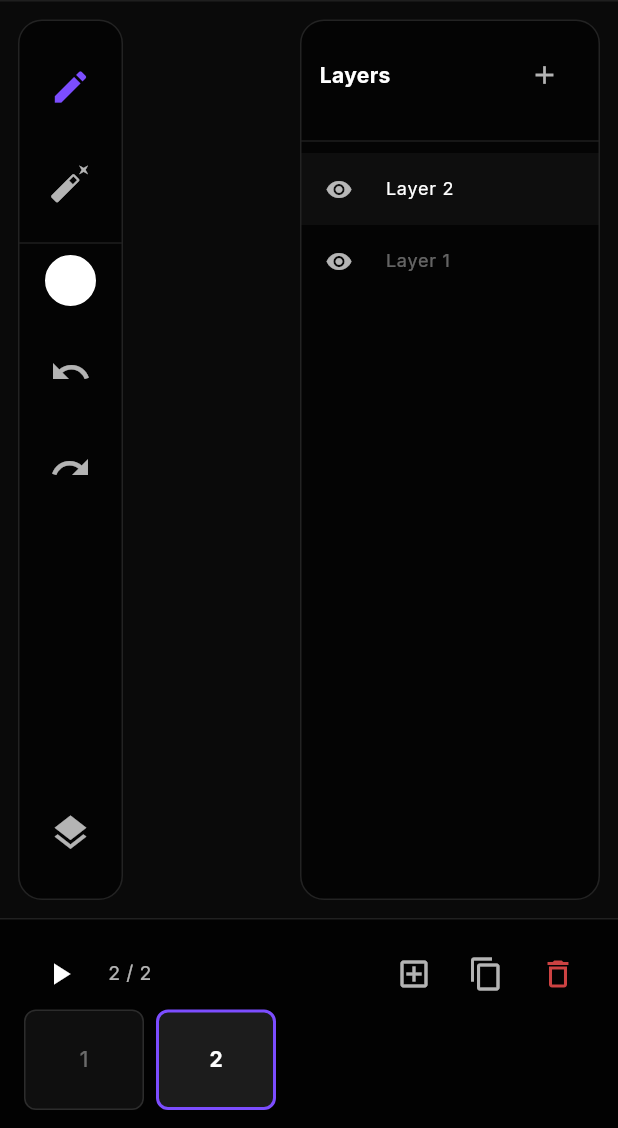
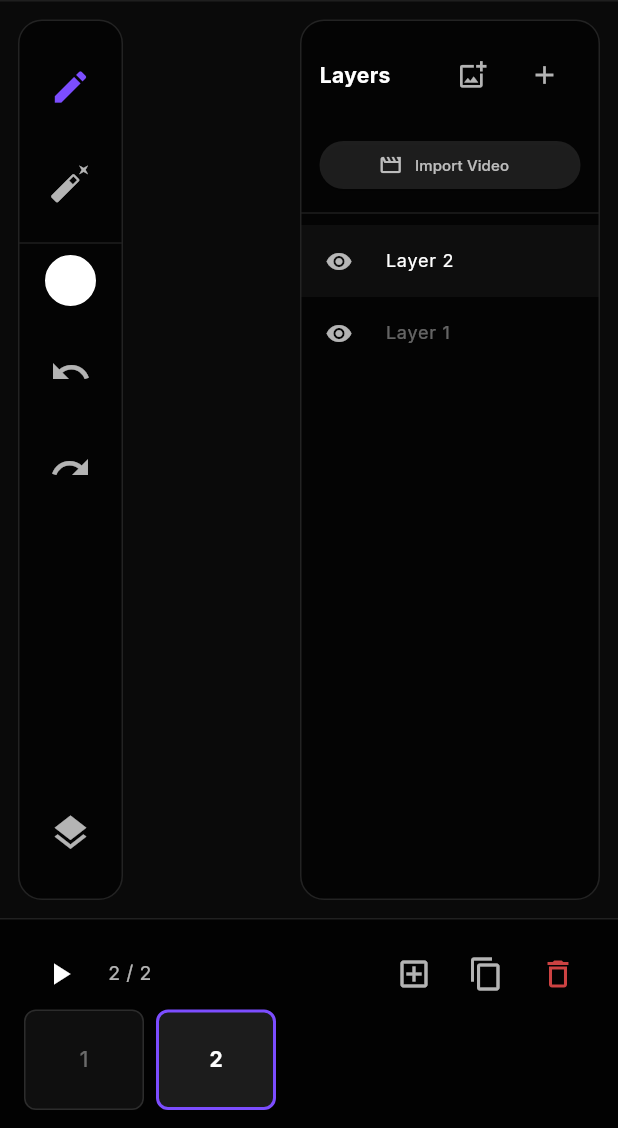
Before and after one commit to christian759/animate, a Flutter app: the screen it shows after launch, item 2 of the bottom bar chosen, after a tap on the "add" icon, on a phone screen of 412 x 824 dp, the part 108-1236 px from its top. Run offline on Flutter 3.47's test engine with Material 3 defaults, Android fonts, the phone set to English and light mode, and no system bars; our stand-ins replace flutter_colorpicker, google_fonts, image_picker; missing offline and left inert: media_kit.

Commit message:
feat: add media import services to convert images and videos into sketch layers

```diff
--- a/lib/main.dart
+++ b/lib/main.dart
@@ -8,7 +8,11 @@ import 'ui/widgets/timeline.dart';
 import 'ui/widgets/layer_panel.dart';
 import 'ui/widgets/export_dialog.dart';
 
+import 'package:media_kit/media_kit.dart';
+
 void main() {
+  WidgetsFlutterBinding.ensureInitialized();
+  MediaKit.ensureInitialized();
   runApp(
     ChangeNotifierProvider(
       create: (context) => ProjectProvider(),
--- a/lib/models/models.dart
+++ b/lib/models/models.dart
@@ -1,4 +1,5 @@
 import 'dart:typed_data';
+import 'dart:ui' as ui;
 import 'package:flutter/material.dart';
 import 'package:uuid/uuid.dart';
 
@@ -32,6 +33,7 @@ class AnimationLayer {
   bool isVisible;
   double opacity;
   Uint8List? sketchData; // Line-art bitmap data
+  ui.Image? decodedImage; // Transient decoded image for rendering
 
   AnimationLayer({
     String? id,
@@ -40,6 +42,7 @@ class AnimationLayer {
     this.isVisible = true,
     this.opacity = 1.0,
     this.sketchData,
+    this.decodedImage,
   })  : id = id ?? const Uuid().v4(),
         paths = paths ?? [];
 
@@ -49,6 +52,7 @@ class AnimationLayer {
     double? opacity,
     List<DrawnPath>? paths,
     Uint8List? sketchData,
+    ui.Image? decodedImage,
   }) {
     return AnimationLayer(
       id: id,
@@ -57,6 +61,7 @@ class AnimationLayer {
       opacity: opacity ?? this.opacity,
       paths: paths ?? List.from(this.paths),
       sketchData: sketchData ?? this.sketchData,
+      decodedImage: decodedImage ?? this.decodedImage,
     );
   }
 
@@ -67,7 +72,6 @@ class AnimationLayer {
       'isVisible': isVisible,
       'opacity': opacity,
       'paths': paths.map((p) => p.toJson()).toList(),
-      // Avoiding big blobs in JSON for now, but sketchData could be base64 if needed
     };
   }
 }
--- a/lib/ui/canvas_painter.dart
+++ b/lib/ui/canvas_painter.dart
@@ -21,12 +21,10 @@ class CanvasPainter extends CustomPainter {
   @override
   void paint(Canvas canvas, Size size) {
     // 1. Draw Onion Skin (Previous Frame)
-        if (showOnionSkin && previousFrame != null) {
+    if (showOnionSkin && previousFrame != null) {
       for (var layer in previousFrame!.layers) {
         if (!layer.isVisible) continue;
-        for (var path in layer.paths) {
-          _drawPath(canvas, path, opacity: 0.2);
-        }
+        _drawLayer(canvas, layer, size, opacity: 0.2);
       }
     }
 
@@ -34,13 +32,11 @@ class CanvasPainter extends CustomPainter {
     if (currentFrame != null) {
       for (var layer in currentFrame!.layers) {
         if (!layer.isVisible) continue;
-        for (var path in layer.paths) {
-          _drawPath(canvas, path, opacity: layer.opacity);
-        }
+        _drawLayer(canvas, layer, size, opacity: layer.opacity);
       }
     }
 
-    // 3. Draw Active Stroke (the one currently being drawn)
+    // 3. Draw Active Stroke
     if (activePoints != null && activePoints!.isNotEmpty) {
       final paint = Paint()
         ..color = currentColor
@@ -56,18 +52,33 @@ class CanvasPainter extends CustomPainter {
     }
   }
 
+  void _drawLayer(Canvas canvas, AnimationLayer layer, Size size, {double opacity = 1.0}) {
+    // A. Draw Background Bitmap (Sketch)
+    if (layer.decodedImage != null) {
+      final paint = Paint()..color = Colors.white.withOpacity(opacity);
+      canvas.drawImageRect(
+        layer.decodedImage!,
+        Rect.fromLTWH(0, 0, layer.decodedImage!.width.toDouble(), layer.decodedImage!.height.toDouble()),
+        Rect.fromLTWH(0, 0, size.width, size.height),
+        paint,
+      );
+    }
+
+    // B. Draw Paths
+    for (var path in layer.paths) {
+      _drawPath(canvas, path, opacity: opacity);
+    }
+  }
+
   void _drawPath(Canvas canvas, DrawnPath path, {double opacity = 1.0}) {
     final paint = Paint()
       ..color = path.isEraser
-          ? Colors.transparent // Eraser logic needs a stack-based approach or BlendMode.clear
+          ? Colors.transparent
           : path.color.withOpacity(path.color.opacity * opacity)
       ..strokeCap = StrokeCap.round
       ..strokeWidth = path.strokeWidth
       ..style = PaintingStyle.stroke;
 
-    // For erasers to work properly on a custom painter, we use BlendMode.clear
-    // but that requires a separate layer/saveLayer.
-    // For MVP, we'll use a simple background-color-based eraser or BlendMode.
     if (path.isEraser) {
         paint.blendMode = BlendMode.clear;
     }
@@ -81,6 +92,6 @@ class CanvasPainter extends CustomPainter {
 
   @override
   bool shouldRepaint(covariant CanvasPainter oldDelegate) {
-    return true; // Simplified for MVP
+    return true;
   }
 }
--- a/lib/ui/widgets/layer_panel.dart
+++ b/lib/ui/widgets/layer_panel.dart
@@ -29,19 +29,62 @@ class LayerPanel extends StatelessWidget {
                       'Layers',
                       style: TextStyle(color: Colors.white, fontWeight: FontWeight.bold),
                     ),
-                    IconButton(
-                      icon: const Icon(Icons.add, size: 20, color: Colors.white70),
-                      onPressed: provider.addLayer,
+                    Row(
+                      children: [
+                         IconButton(
+                          icon: const Icon(Icons.add_photo_alternate_outlined, size: 20, color: Colors.white70),
+                          tooltip: 'Import Image Sketch',
+                          onPressed: provider.isProcessing ? null : provider.importImageAsSketch,
+                        ),
+                        IconButton(
+                          icon: const Icon(Icons.add, size: 20, color: Colors.white70),
+                          onPressed: provider.addLayer,
+                        ),
+                      ],
                     ),
                   ],
                 ),
               ),
+
+              // Video Import Section
+              Padding(
+                padding: const EdgeInsets.symmetric(horizontal: 12.0),
+                child: ElevatedButton.icon(
+                  onPressed: provider.isProcessing ? null : provider.importVideoAsAnimation,
+                  icon: const Icon(Icons.movie_creation_outlined, size: 16),
+                  label: const Text('Import Video', style: TextStyle(fontSize: 10)),
+                  style: ElevatedButton.styleFrom(
+                    backgroundColor: Colors.white10,
+                    foregroundColor: Colors.white70,
+                    minimumSize: const Size(double.infinity, 32),
+                  ),
+                ),
+              ),
+
+              if (provider.isProcessing) ...[
+                const SizedBox(height: 12),
+                Padding(
+                  padding: const EdgeInsets.symmetric(horizontal: 16.0),
+                  child: Column(
+                    children: [
+                      LinearProgressIndicator(
+                        value: provider.processingProgress > 0 ? provider.processingProgress : null,
+                        backgroundColor: Colors.white10,
+                        color: Colors.deepPurpleAccent,
+                        minHeight: 2,
+                      ),
+                      const SizedBox(height: 4),
+                      const Text('Sketching...', style: TextStyle(color: Colors.white38, fontSize: 9)),
+                    ],
+                  ),
+                ),
+              ],
+
               const Divider(color: Colors.white10),
               Expanded(
                 child: ListView.builder(
                   itemCount: provider.currentFrame.layers.length,
                   itemBuilder: (context, index) {
-                    // Reverse index to show top layer first
                     final layerIndex = provider.currentFrame.layers.length - 1 - index;
                     final layer = provider.currentFrame.layers[layerIndex];
                     final isSelected = provider.currentLayerIndex == layerIndex;
@@ -61,6 +104,9 @@ class LayerPanel extends StatelessWidget {
                             color: isSelected ? Colors.white : Colors.white38,
                             fontSize: 12),
                       ),
+                      subtitle: layer.sketchData != null
+                        ? const Text('Sketch Content', style: TextStyle(color: Colors.deepPurpleAccent, fontSize: 8))
+                        : null,
                       onTap: () => provider.setLayer(layerIndex),
                     );
                   },
```
Also changed, not shown: lib/services/media_import_service.dart (added, +75 -0 lines), lib/services/sketch_filter_service.dart (added, +49 -0 lines), lib/state/project_provider.dart (+88 -5 lines).
